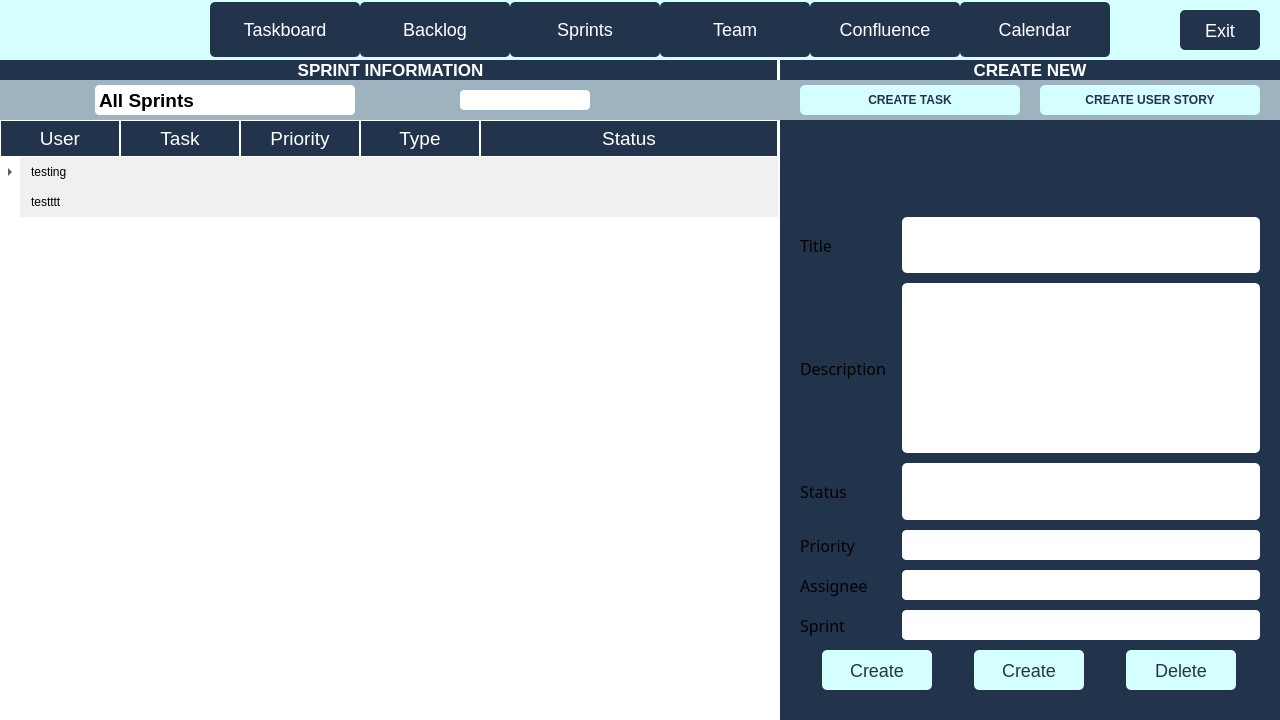
muazzamaqeel/Software-Project-CTS-5, file code/Staging_Environment/Recovered/Staging_Environment_Recorverd/parentboard.ui: the form before one commit.
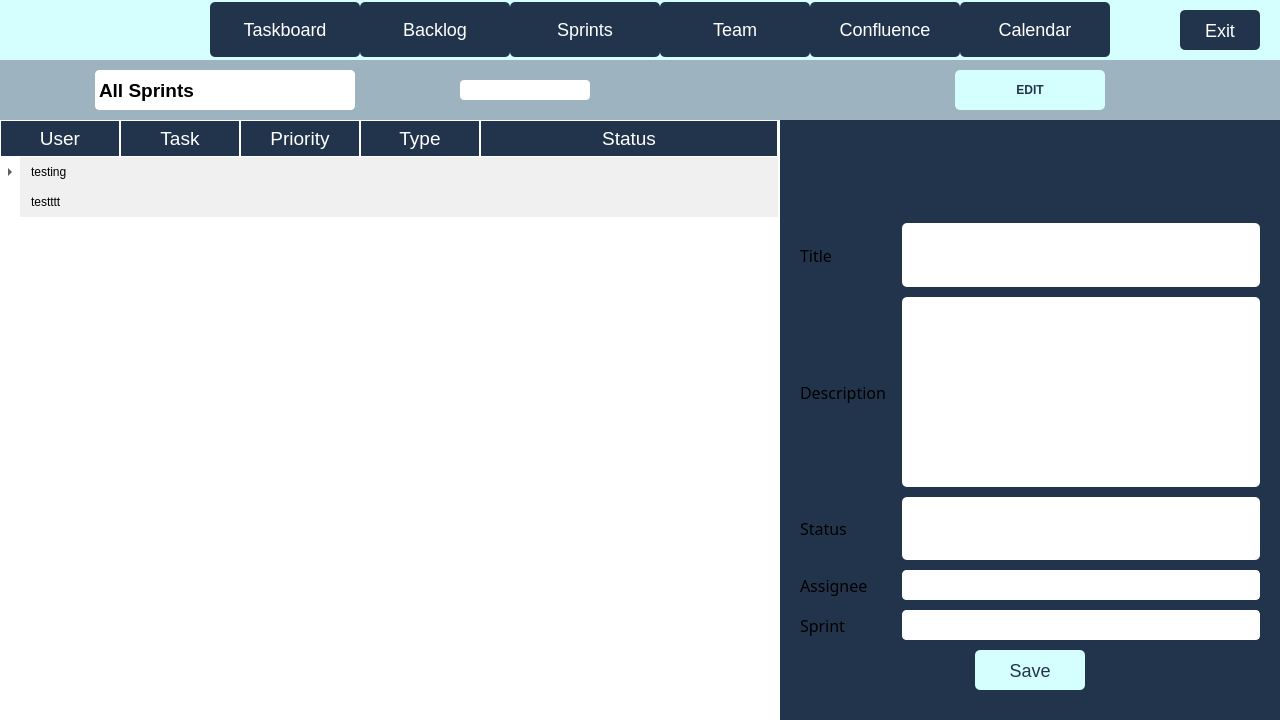
The form after the commit. The open tabs and pages were chosen to show the change. Icons and pictures are not drawn.

What changed in the file:
```diff
--- a/code/Staging_Environment/Recovered/Staging_Environment_Recorverd/parentboard.ui
+++ b/code/Staging_Environment/Recovered/Staging_Environment_Recorverd/parentboard.ui
@@ -699,7 +699,7 @@
                <height>60</height>
               </size>
              </property>
-             <layout class="QVBoxLayout" name="verticalLayout" stretch="1,4">
+             <layout class="QVBoxLayout" name="verticalLayout" stretch="4">
               <property name="spacing">
                <number>0</number>
               </property>
@@ -715,49 +715,6 @@
               <property name="bottomMargin">
                <number>0</number>
               </property>
-              <item>
-               <widget class="QLabel" name="label_5">
-                <property name="minimumSize">
-                 <size>
-                  <width>780</width>
-                  <height>20</height>
-                 </size>
-                </property>
-                <property name="maximumSize">
-                 <size>
-                  <width>16777215</width>
-                  <height>30</height>
-                 </size>
-                </property>
-                <property name="font">
-                 <font>
-                  <family>Arial</family>
-                  <pointsize>12</pointsize>
-                  <bold>true</bold>
-                 </font>
-                </property>
-                <property name="styleSheet">
-                 <string notr="true">QLabel {
-background-color: #22344C;
-color: white;
-line-height: 0.5;
-font-weight: bold;
-border: none;
-border-right: 3px solid white;
-}</string>
-                </property>
-                <property name="text">
-                 <string>&lt;!DOCTYPE HTML PUBLIC &quot;-//W3C//DTD HTML 4.0//EN&quot; &quot;http://www.w3.org/TR/REC-html40/strict.dtd&quot;&gt;
-&lt;html&gt;&lt;head&gt;&lt;meta name=&quot;qrichtext&quot; content=&quot;1&quot; /&gt;&lt;meta charset=&quot;utf-8&quot; /&gt;&lt;style type=&quot;text/css&quot;&gt;
-p, li { white-space: pre-wrap; }
-hr { height: 1px; border-width: 0; }
-li.unchecked::marker { content: &quot;\2610&quot;; }
-li.checked::marker { content: &quot;\2612&quot;; }
-&lt;/style&gt;&lt;/head&gt;&lt;body style=&quot; font-family:'Arial'; font-size:12pt; font-weight:700; font-style:normal;&quot;&gt;
-&lt;p align=&quot;center&quot; style=&quot; margin-top:0px; margin-bottom:0px; margin-left:0px; margin-right:0px; -qt-block-indent:0; text-indent:0px;&quot;&gt;&lt;span style=&quot; font-family:'.AppleSystemUIFont'; font-size:13pt;&quot;&gt;SPRINT INFORMATION&lt;/span&gt;&lt;/p&gt;&lt;/body&gt;&lt;/html&gt;</string>
-                </property>
-               </widget>
-              </item>
               <item>
                <layout class="QHBoxLayout" name="horizontalLayout_2" stretch="1,3,1,2,2">
                 <property name="spacing">
@@ -786,8 +743,8 @@
                  <widget class="QComboBox" name="sprintDropdownT">
                   <property name="minimumSize">
                    <size>
-                    <width>114</width>
-                    <height>30</height>
+                    <width>250</width>
+                    <height>50</height>
                    </size>
                   </property>
                   <property name="font">
@@ -958,7 +915,7 @@
                <height>60</height>
               </size>
              </property>
-             <layout class="QVBoxLayout" name="verticalLayout_3" stretch="1,4">
+             <layout class="QVBoxLayout" name="verticalLayout_3" stretch="4">
               <property name="spacing">
                <number>0</number>
               </property>
@@ -975,54 +932,7 @@
                <number>0</number>
               </property>
               <item>
-               <widget class="QLabel" name="label_2">
-                <property name="minimumSize">
-                 <size>
-                  <width>500</width>
-                  <height>20</height>
-                 </size>
-                </property>
-                <property name="maximumSize">
-                 <size>
-                  <width>16777215</width>
-                  <height>30</height>
-                 </size>
-                </property>
-                <property name="sizeIncrement">
-                 <size>
-                  <width>0</width>
-                  <height>0</height>
-                 </size>
-                </property>
-                <property name="font">
-                 <font>
-                  <family>Arial</family>
-                  <pointsize>12</pointsize>
-                  <bold>true</bold>
-                 </font>
-                </property>
-                <property name="styleSheet">
-                 <string notr="true">QLabel {
-background-color: #22344C;
-color: white;
-line-height: 0.5;
-font-weight: bold;
-}</string>
-                </property>
-                <property name="text">
-                 <string>&lt;!DOCTYPE HTML PUBLIC &quot;-//W3C//DTD HTML 4.0//EN&quot; &quot;http://www.w3.org/TR/REC-html40/strict.dtd&quot;&gt;
-&lt;html&gt;&lt;head&gt;&lt;meta name=&quot;qrichtext&quot; content=&quot;1&quot; /&gt;&lt;meta charset=&quot;utf-8&quot; /&gt;&lt;style type=&quot;text/css&quot;&gt;
-p, li { white-space: pre-wrap; }
-hr { height: 1px; border-width: 0; }
-li.unchecked::marker { content: &quot;\2610&quot;; }
-li.checked::marker { content: &quot;\2612&quot;; }
-&lt;/style&gt;&lt;/head&gt;&lt;body style=&quot; font-family:'Arial'; font-size:12pt; font-weight:700; font-style:normal;&quot;&gt;
-&lt;p align=&quot;center&quot; style=&quot; margin-top:0px; margin-bottom:0px; margin-left:0px; margin-right:0px; -qt-block-indent:0; text-indent:0px;&quot;&gt;&lt;span style=&quot; font-family:'.AppleSystemUIFont'; font-size:13pt;&quot;&gt;CREATE NEW&lt;/span&gt;&lt;/p&gt;&lt;/body&gt;&lt;/html&gt;</string>
-                </property>
-               </widget>
-              </item>
-              <item>
-               <layout class="QHBoxLayout" name="horizontalLayout_3" stretch="0,0">
+               <layout class="QHBoxLayout" name="horizontalLayout_3" stretch="0">
                 <property name="spacing">
                  <number>20</number>
                 </property>
@@ -1048,8 +958,8 @@
                   </property>
                   <property name="maximumSize">
                    <size>
-                    <width>16777215</width>
-                    <height>16777215</height>
+                    <width>150</width>
+                    <height>40</height>
                    </size>
                   </property>
                   <property name="font">
@@ -1085,59 +995,7 @@
 </string>
                   </property>
                   <property name="text">
-                   <string>CREATE TASK</string>
-                  </property>
-                 </widget>
-                </item>
-                <item>
-                 <widget class="QPushButton" name="newUserStoryButtonT">
-                  <property name="minimumSize">
-                   <size>
-                    <width>120</width>
-                    <height>30</height>
-                   </size>
-                  </property>
-                  <property name="maximumSize">
-                   <size>
-                    <width>16777215</width>
-                    <height>16777215</height>
-                   </size>
-                  </property>
-                  <property name="font">
-                   <font>
-                    <family>Arial</family>
-                    <pointsize>-1</pointsize>
-                    <bold>true</bold>
-                   </font>
-                  </property>
-                  <property name="autoFillBackground">
-                   <bool>false</bool>
-                  </property>
-                  <property name="styleSheet">
-                   <string notr="true">/* Styles for QPushButton */
-QPushButton {
-    background-color: #D5FEFF; /* Dark grey background */
-    color: white; /* White text */
-    border-radius: 5px; /* Rounded corners */
-    padding: 10px 20px; /* Padding around text */
-    font-size: 12px; /* Font size */
-    border: none; /* No border */
-    text-align: center; /* Center text */
-	color: #22344C;
-}
-
-QPushButton:hover {
-    background-color: #3A3A3A; /* Slightly lighter grey on hover */
-}
-
-QPushButton:pressed {
-    background-color: #1A1A1A; /* Even lighter grey for pressed state */
-}
-
-</string>
-                  </property>
-                  <property name="text">
-                   <string>CREATE USER STORY</string>
+                   <string>EDIT</string>
                   </property>
                  </widget>
                 </item>
@@ -1414,7 +1272,7 @@
              <property name="title">
               <string/>
              </property>
-             <layout class="QVBoxLayout" name="verticalLayout_4" stretch="1,1,3,1,1,1,1,2">
+             <layout class="QVBoxLayout" name="verticalLayout_4" stretch="1,1,3,1,1,1,2">
               <property name="spacing">
                <number>10</number>
               </property>
@@ -1589,107 +1447,6 @@
                 </item>
                </layout>
               </item>
-              <item>
-               <layout class="QHBoxLayout" name="horizontalLayout_8" stretch="10,35">
-                <property name="spacing">
-                 <number>0</number>
-                </property>
-                <item>
-                 <widget class="QLabel" name="CreatePriorityT">
-                  <property name="minimumSize">
-                   <size>
-                    <width>100</width>
-                    <height>0</height>
-                   </size>
-                  </property>
-                  <property name="styleSheet">
-                   <string notr="true">QLabel {
-background: transparent;
-font: 12pt Arial white;
-qproperty-alignment: 'AlignCenter';
-}</string>
-                  </property>
-                  <property name="text">
-                   <string>Priority</string>
-                  </property>
-                 </widget>
-                </item>
-                <item>
-                 <widget class="QComboBox" name="InputPriorityT">
-                  <property name="minimumSize">
-                   <size>
-                    <width>104</width>
-                    <height>30</height>
-                   </size>
-                  </property>
-                  <property name="styleSheet">
-                   <string notr="true">QComboBox {
-    border: 1px solid white;
-    padding: 3px;
-    background-color: white;
-    border-radius: 4px;
-    min-width: 6em;
-    color: black;
-    combobox-popup: 0;
-}
-
-QComboBox::drop-down {
-    subcontrol-origin: padding;
-    subcontrol-position: top right;
-    width: 20px;
-    color: black;
-    border: 4px solid white;
-}
-
-/* Change the up arrow when the QComboBox is opened */
-QComboBox::up-arrow:open {
-    image: url(:/down-arrow.png); /* Arrow-down icon when the combo box is opened */
-    width: 20px;
-    height: 20px;
-    border-radius: 4px;
-    background-repeat: no-repeat;
-    background-position: center;
-    border: none;
-}
-
-/* Change the down arrow when the QComboBox is closed */
-QComboBox::down-arrow:closed {
-    image: url(:/up-arrow.png); /* Arrow-up icon when the combo box is closed */
-    width: 20px;
-    height: 20px;
-    border-radius: 4px;
-    background-repeat: no-repeat;
-    background-position: center;
-    border: none;
-}
-
-/* QComboBox popup menu */
-QComboBox QAbstractItemView {
-    background-color: white;
-    color: black;
-    border: 1px solid white;
-    border-radius: 4px;
-    bottom: -1px; /* Position the dropdown box just under the combo box */
-    margin-top: 1px;
-}
-
-QComboBox QAbstractItemView::item {
-    height: 25px;
-    padding: 3px 10px;
-    border-radius: 4px;
-}
-
-QComboBox QAbstractItemView::item:selected {
-    background-color: #D5FEFF;
-    color: black;
-    border-radius: 4px;
-}
-</string>
-                  </property>
-                 </widget>
-                </item>
-               </layout>
-              </item>
               <item>
                <layout class="QHBoxLayout" name="horizontalLayout_9" stretch="10,35">
                 <property name="spacing">
@@ -1897,49 +1654,6 @@
                 <property name="spacing">
                  <number>20</number>
                 </property>
-                <item>
-                 <widget class="QPushButton" name="Button_CreateUserStoryT">
-                  <property name="minimumSize">
-                   <size>
-                    <width>110</width>
-                    <height>40</height>
-                   </size>
-                  </property>
-                  <property name="maximumSize">
-                   <size>
-                    <width>110</width>
-                    <height>40</height>
-                   </size>
-                  </property>
-                  <property name="autoFillBackground">
-                   <bool>false</bool>
-                  </property>
-                  <property name="styleSheet">
-                   <string notr="true">/* Styles for QPushButton */
-QPushButton {
-    background-color: #D5FEFF; /* Dark grey background */
-    color: #22344C; /* White text */
-    border-radius: 5px; /* Rounded corners */
-    padding: 10px 20px; /* Padding around text */
-    font-size: 18px; /* Font size */
-    border: none; /* No border */
-    text-align: center; /* Center text */
-}
-
-QPushButton:hover {
-    background-color: #3A3A3A; /* Slightly lighter grey on hover */
-}
-
-QPushButton:pressed {
-    background-color: #1A1A1A; /* Even lighter grey for pressed state */
-}
-</string>
-                  </property>
-                  <property name="text">
-                   <string>Create</string>
-                  </property>
-                 </widget>
-                </item>
                 <item>
                  <widget class="QPushButton" name="Button_CreateTaskT">
                   <property name="minimumSize">
@@ -1979,50 +1693,7 @@
 </string>
                   </property>
                   <property name="text">
-                   <string>Create</string>
-                  </property>
-                 </widget>
-                </item>
-                <item>
-                 <widget class="QPushButton" name="delete_itemT">
-                  <property name="minimumSize">
-                   <size>
-                    <width>110</width>
-                    <height>40</height>
-                   </size>
-                  </property>
-                  <property name="maximumSize">
-                   <size>
-                    <width>110</width>
-                    <height>40</height>
-                   </size>
-                  </property>
-                  <property name="autoFillBackground">
-                   <bool>false</bool>
-                  </property>
-                  <property name="styleSheet">
-                   <string notr="true">/* Styles for QPushButton */
-QPushButton {
-    background-color: #D5FEFF; /* Dark grey background */
-    color: #22344C; /* White text */
-    border-radius: 5px; /* Rounded corners */
-    padding: 10px 20px; /* Padding around text */
-    font-size: 18px; /* Font size */
-    border: none; /* No border */
-    text-align: center; /* Center text */
-}
-
-QPushButton:hover {
-    background-color: #3A3A3A; /* Slightly lighter grey on hover */
-}
-
-QPushButton:pressed {
-    background-color: #1A1A1A; /* Even lighter grey for pressed state */
-}
-</string>
-                  </property>
-                  <property name="text">
-                   <string>Delete</string>
+                   <string>Save</string>
                   </property>
                  </widget>
                 </item>
```
Left out of the diff: 2 changed lines with no effect on the pictures.
